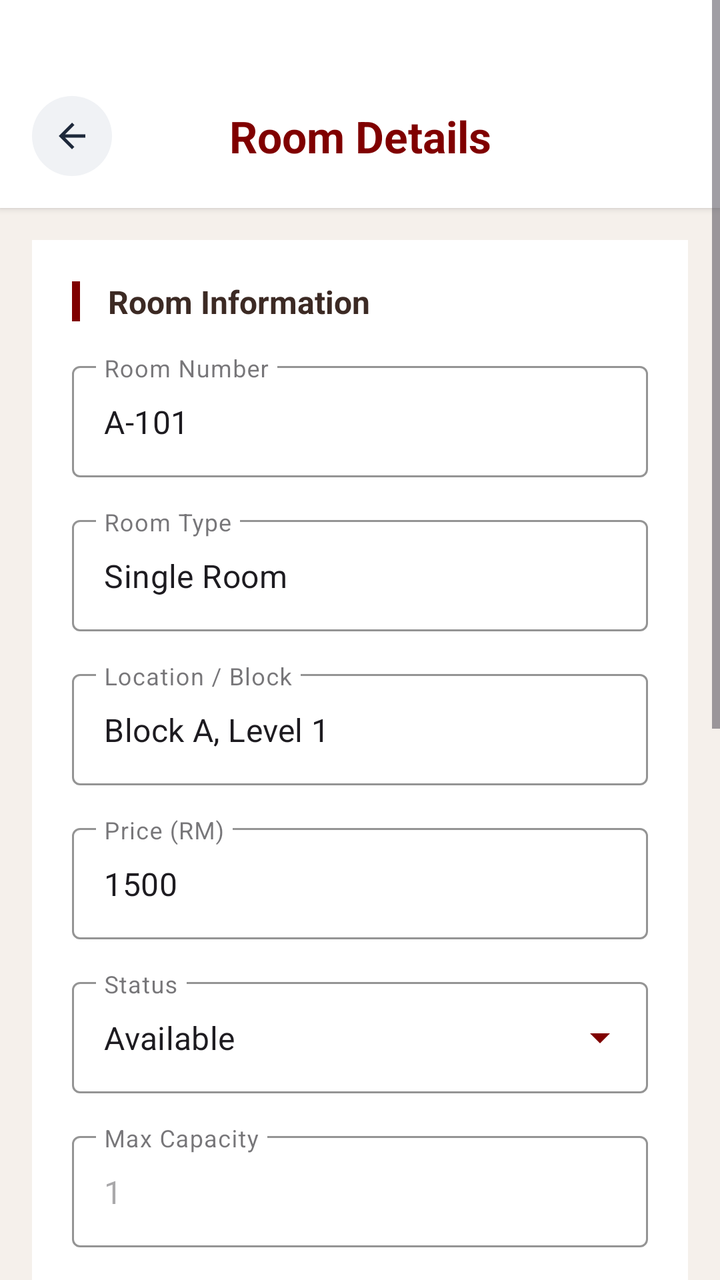
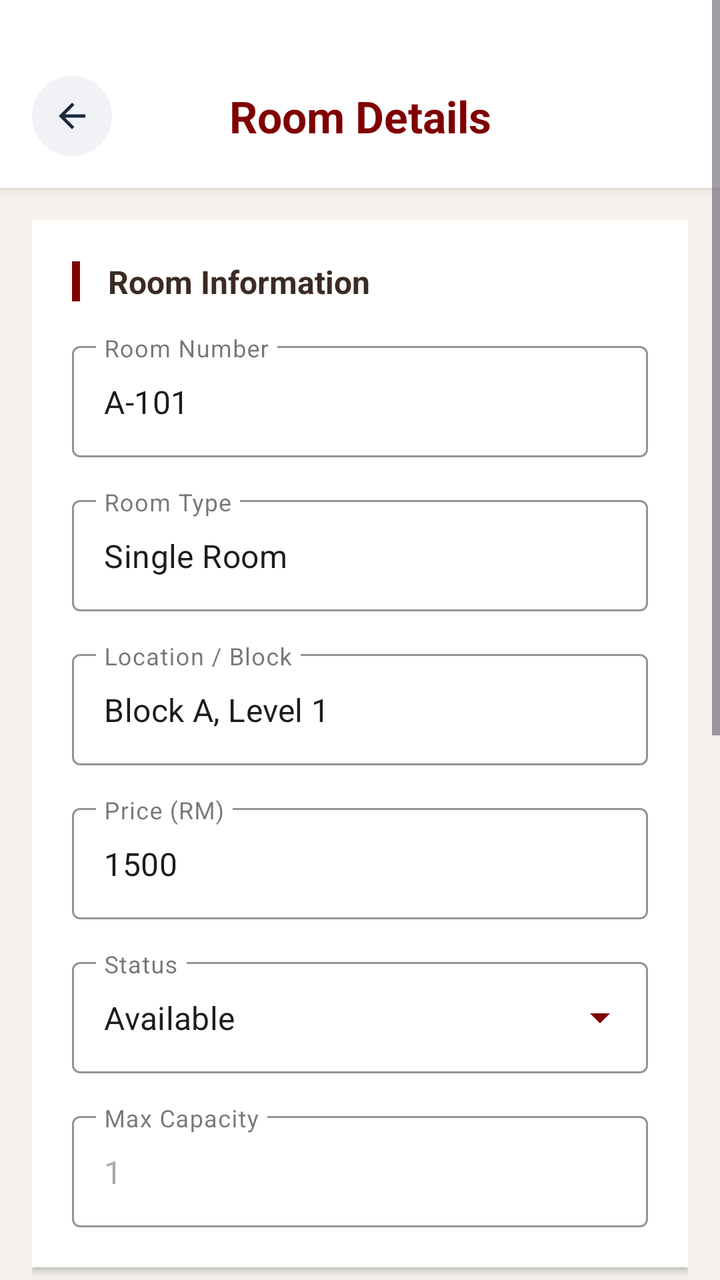

Compare the two renders of this Android layout. The source of the first and the diff that turns it into the second are given below.
<!-- AndroidManifest.xml: application theme Theme.UTMSPACE_HostelBookingSystem -->
<!-- res/layout/activity_staff_room_detail.xml -->
<?xml version="1.0" encoding="utf-8"?>
<ScrollView xmlns:android="http://schemas.android.com/apk/res/android"
    xmlns:app="http://schemas.android.com/apk/res-auto"
    android:layout_width="match_parent"
    android:layout_height="match_parent"
    android:background="#F5F0EB"
    android:fillViewport="true">

    <LinearLayout
        android:layout_width="match_parent"
        android:layout_height="wrap_content"
        android:orientation="vertical">

        
        <LinearLayout
            android:layout_width="match_parent"
            android:layout_height="wrap_content"
            android:orientation="vertical"
            android:background="#FFFFFF"
            android:elevation="2dp"
            android:paddingTop="40dp"
            android:paddingBottom="8dp">

            <LinearLayout
                android:layout_width="match_parent"
                android:layout_height="wrap_content"
                android:orientation="horizontal"
                android:gravity="center_vertical"
                android:layout_marginTop="8dp"
                android:layout_marginBottom="8dp">

                <LinearLayout
                    android:id="@+id/ivBack"
                    android:layout_width="40dp"
                    android:layout_height="40dp"
                    android:background="@drawable/back_button_background"
                    android:gravity="center"
                    android:clickable="true"
                    android:focusable="true"
                    android:layout_marginStart="16dp">

                    <ImageView
                        android:layout_width="20dp"
                        android:layout_height="20dp"
                        android:src="@drawable/ic_arrow_back"
                        app:tint="#1E293B" />

                </LinearLayout>

                <TextView
                    android:layout_width="0dp"
                    android:layout_height="wrap_content"
                    android:layout_weight="1"
                    android:text="Room Details"
                    android:textSize="22sp"
                    android:textStyle="bold"
                    android:textColor="#800000"
                    android:gravity="center"
                    android:fontFamily="sans-serif" />

                <LinearLayout
                    android:layout_width="40dp"
                    android:layout_height="40dp"
                    android:layout_marginEnd="16dp" />

            </LinearLayout>

        </LinearLayout>

        <LinearLayout
            android:layout_width="match_parent"
            android:layout_height="wrap_content"
            android:orientation="vertical"
            android:padding="16dp">

            
            <LinearLayout
                android:layout_width="match_parent"
                android:layout_height="wrap_content"
                android:orientation="vertical"
                android:background="#FFFFFF"
                android:elevation="2dp"
                android:padding="20dp"
                android:layout_marginBottom="16dp">

                <LinearLayout
                    android:layout_width="match_parent"
                    android:layout_height="wrap_content"
                    android:orientation="horizontal"
                    android:gravity="center_vertical"
                    android:layout_marginBottom="16dp">

                    <View
                        android:layout_width="4dp"
                        android:layout_height="20dp"
                        android:background="#800000" />

                    <TextView
                        android:layout_width="wrap_content"
                        android:layout_height="wrap_content"
                        android:text=" Room Information"
                        android:textSize="16sp"
                        android:textStyle="bold"
                        android:textColor="#3C2A24"
                        android:layout_marginStart="10dp"
                        android:fontFamily="sans-serif" />

                </LinearLayout>

                
                <com.google.android.material.textfield.TextInputLayout
                    android:layout_width="match_parent"
                    android:layout_height="wrap_content"
                    android:layout_marginBottom="16dp"
                    style="@style/Widget.MaterialComponents.TextInputLayout.OutlinedBox"
                    app:boxStrokeColor="#800000"
                    app:hintTextColor="#800000">

                    <com.google.android.material.textfield.TextInputEditText
                        android:id="@+id/etRoomNumber"
                        android:layout_width="match_parent"
                        android:layout_height="wrap_content"
                        android:hint="Room Number"
                        android:text="A-101"
                        android:inputType="text"
                        android:fontFamily="sans-serif" />

                </com.google.android.material.textfield.TextInputLayout>

                
                <com.google.android.material.textfield.TextInputLayout
                    android:layout_width="match_parent"
                    android:layout_height="wrap_content"
                    android:layout_marginBottom="16dp"
                    style="@style/Widget.MaterialComponents.TextInputLayout.OutlinedBox"
                    app:boxStrokeColor="#800000"
                    app:hintTextColor="#800000">

                    <com.google.android.material.textfield.TextInputEditText
                        android:id="@+id/etRoomType"
                        android:layout_width="match_parent"
                        android:layout_height="wrap_content"
                        android:hint="Room Type"
                        android:text="Single Room"
                        android:inputType="text"
                        android:fontFamily="sans-serif" />

                </com.google.android.material.textfield.TextInputLayout>

                
                <com.google.android.material.textfield.TextInputLayout
                    android:layout_width="match_parent"
                    android:layout_height="wrap_content"
                    android:layout_marginBottom="16dp"
                    style="@style/Widget.MaterialComponents.TextInputLayout.OutlinedBox"
                    app:boxStrokeColor="#800000"
                    app:hintTextColor="#800000">

                    <com.google.android.material.textfield.TextInputEditText
                        android:id="@+id/etLocation"
                        android:layout_width="match_parent"
                        android:layout_height="wrap_content"
                        android:hint="Location / Block"
                        android:text="Block A, Level 1"
                        android:inputType="text"
                        android:fontFamily="sans-serif" />

                </com.google.android.material.textfield.TextInputLayout>

                
                <com.google.android.material.textfield.TextInputLayout
                    android:layout_width="match_parent"
                    android:layout_height="wrap_content"
                    android:layout_marginBottom="16dp"
                    style="@style/Widget.MaterialComponents.TextInputLayout.OutlinedBox"
                    app:boxStrokeColor="#800000"
                    app:hintTextColor="#800000"
                    app:startIconTint="#800000">

                    <com.google.android.material.textfield.TextInputEditText
                        android:id="@+id/etPrice"
                        android:layout_width="match_parent"
                        android:layout_height="wrap_content"
                        android:hint="Price (RM)"
                        android:text="1500"
                        android:inputType="numberDecimal"
                        android:fontFamily="sans-serif" />

                </com.google.android.material.textfield.TextInputLayout>

                
                <com.google.android.material.textfield.TextInputLayout
                    android:layout_width="match_parent"
                    android:layout_height="wrap_content"
                    android:layout_marginBottom="16dp"
                    style="@style/Widget.MaterialComponents.TextInputLayout.OutlinedBox"
                    app:boxStrokeColor="#800000"
                    app:hintTextColor="#800000"
                    app:endIconMode="custom"
                    app:endIconDrawable="@drawable/ic_arrow_down"
                    app:endIconTint="#800000">

                    <com.google.android.material.textfield.TextInputEditText
                        android:id="@+id/etStatus"
                        android:layout_width="match_parent"
                        android:layout_height="wrap_content"
                        android:hint="Status"
                        android:text="Available"
                        android:focusable="false"
                        android:clickable="true"
                        android:inputType="text"
                        android:fontFamily="sans-serif" />

                </com.google.android.material.textfield.TextInputLayout>

                
                <com.google.android.material.textfield.TextInputLayout
                    android:layout_width="match_parent"
                    android:layout_height="wrap_content"
                    android:layout_marginBottom="0dp"
                    style="@style/Widget.MaterialComponents.TextInputLayout.OutlinedBox"
                    app:boxStrokeColor="#800000"
                    app:hintTextColor="#800000">

                    <com.google.android.material.textfield.TextInputEditText
                        android:id="@+id/etMaxCapacity"
                        android:layout_width="match_parent"
                        android:layout_height="wrap_content"
                        android:hint="Max Capacity"
                        android:text="1"
                        android:inputType="number"
                        android:focusable="false"
                        android:clickable="false"
                        android:enabled="false"
                        android:fontFamily="sans-serif" />

                </com.google.android.material.textfield.TextInputLayout>

            </LinearLayout>

            
            <LinearLayout
                android:layout_width="match_parent"
                android:layout_height="wrap_content"
                android:orientation="vertical"
                android:background="#FFFFFF"
                android:elevation="2dp"
                android:padding="20dp"
                android:layout_marginBottom="16dp">

                <LinearLayout
                    android:layout_width="match_parent"
                    android:layout_height="wrap_content"
                    android:orientation="horizontal"
                    android:gravity="center_vertical"
                    android:layout_marginBottom="16dp">

                    <View
                        android:layout_width="4dp"
                        android:layout_height="20dp"
                        android:background="#800000" />

                    <TextView
                        android:layout_width="wrap_content"
                        android:layout_height="wrap_content"
                        android:text=" Current Occupancy"
                        android:textSize="16sp"
                        android:textStyle="bold"
                        android:textColor="#3C2A24"
                        android:layout_marginStart="10dp"
                        android:fontFamily="sans-serif" />

                </LinearLayout>

                
                <com.google.android.material.textfield.TextInputLayout
                    android:layout_width="match_parent"
                    android:layout_height="wrap_content"
                    android:layout_marginBottom="0dp"
                    style="@style/Widget.MaterialComponents.TextInputLayout.OutlinedBox"
                    app:boxStrokeColor="#800000"
                    app:hintTextColor="#800000">

                    <EditText
                        android:id="@+id/etCurrentOccupancy"
                        android:layout_width="match_parent"
                        android:layout_height="wrap_content"
                        android:hint="Current Occupancy"
                        android:text="1"
                        android:inputType="number"
                        android:fontFamily="sans-serif" />

                </com.google.android.material.textfield.TextInputLayout>

            </LinearLayout>

            
            <LinearLayout
                android:layout_width="match_parent"
                android:layout_height="wrap_content"
                android:orientation="vertical"
                android:background="#FFFFFF"
                android:elevation="2dp"
                android:padding="20dp"
                android:layout_marginBottom="16dp">

                <LinearLayout
                    android:layout_width="match_parent"
                    android:layout_height="wrap_content"
                    android:orientation="horizontal"
                    android:gravity="center_vertical"
                    android:layout_marginBottom="16dp">

                    <View
                        android:layout_width="4dp"
                        android:layout_height="20dp"
                        android:background="#800000" />

                    <TextView
                        android:layout_width="wrap_content"
                        android:layout_height="wrap_content"
                        android:text=" Maintenance Request"
                        android:textSize="16sp"
                        android:textStyle="bold"
                        android:textColor="#3C2A24"
                        android:layout_marginStart="10dp"
                        android:fontFamily="sans-serif" />

                </LinearLayout>

                
                <LinearLayout
                    android:id="@+id/btnSendRepairRequest"
                    android:layout_width="match_parent"
                    android:layout_height="52dp"
                    android:background="@drawable/primary_button_background"
                    android:gravity="center"
                    android:clickable="true"
                    android:focusable="true"
                    android:layout_marginBottom="16dp">

                    <TextView
                        android:layout_width="wrap_content"
                        android:layout_height="wrap_content"
                        android:text="Send Repair Request"
                        android:textSize="15sp"
                        android:textStyle="bold"
                        android:textColor="#FFFFFF"
                        android:fontFamily="sans-serif" />

                </LinearLayout>

                
                <LinearLayout
                    android:id="@+id/btnViewRepairHistory"
                    android:layout_width="match_parent"
                    android:layout_height="52dp"
                    android:background="@drawable/outline_button_background"
                    android:gravity="center"
                    android:clickable="true"
                    android:focusable="true">

                    <TextView
                        android:layout_width="wrap_content"
                        android:layout_height="wrap_content"
                        android:text="View Repair History"
                        android:textSize="15sp"
                        android:textStyle="bold"
                        android:textColor="#800000"
                        android:fontFamily="sans-serif" />

                </LinearLayout>

            </LinearLayout>

            
            <LinearLayout
                android:layout_width="match_parent"
                android:layout_height="wrap_content"
                android:orientation="horizontal"
                android:layout_marginTop="8dp"
                android:layout_marginBottom="20dp">

                
                <LinearLayout
                    android:id="@+id/btnCancel"
                    android:layout_width="0dp"
                    android:layout_height="52dp"
                    android:layout_weight="1"
                    android:layout_marginEnd="8dp"
                    android:background="@drawable/outline_button_background"
                    android:gravity="center"
                    android:clickable="true"
                    android:focusable="true">

                    <TextView
                        android:layout_width="wrap_content"
                        android:layout_height="wrap_content"
                        android:text="Cancel"
                        android:textSize="15sp"
                        android:textStyle="bold"
                        android:textColor="#800000"
                        android:fontFamily="sans-serif" />

                </LinearLayout>

                
                <LinearLayout
                    android:id="@+id/btnSave"
                    android:layout_width="0dp"
                    android:layout_height="52dp"
                    android:layout_weight="1"
                    android:layout_marginStart="8dp"
                    android:background="@drawable/primary_button_background"
                    android:gravity="center"
                    android:clickable="true"
                    android:focusable="true">

                    <TextView
                        android:layout_width="wrap_content"
                        android:layout_height="wrap_content"
                        android:text="Save Changes"
                        android:textSize="15sp"
                        android:textStyle="bold"
                        android:textColor="#FFFFFF"
                        android:fontFamily="sans-serif" />

                </LinearLayout>

            </LinearLayout>

        </LinearLayout>
    </LinearLayout>
</ScrollView>
<!-- resources referenced by this layout -->
<resources>
  <!-- drawable back_button_background (drawable) -->
  <?xml version="1.0" encoding="utf-8"?>
  <shape xmlns:android="http://schemas.android.com/apk/res/android">
      <solid android:color="#F0F2F5" />
      <corners android:radius="40dp" />
  </shape>
  <!-- drawable ic_arrow_back (drawable) -->
  <?xml version="1.0" encoding="utf-8"?>
  <vector xmlns:android="http://schemas.android.com/apk/res/android"
      android:width="24dp"
      android:height="24dp"
      android:viewportWidth="24"
      android:viewportHeight="24">
      <path
          android:fillColor="#1E293B"
          android:pathData="M20,11H7.83l5.59,-5.59L12,4l-8,8 8,8 1.41,-1.41L7.83,13H20v-2z"/>
  </vector>
  <!-- drawable ic_arrow_down (drawable) -->
  <?xml version="1.0" encoding="utf-8"?>
  <vector xmlns:android="http://schemas.android.com/apk/res/android"
      android:width="24dp"
      android:height="24dp"
      android:viewportWidth="24"
      android:viewportHeight="24">
      <path
          android:fillColor="#800000"
          android:pathData="M7,10l5,5 5,-5z"/>
  </vector>
  <!-- drawable outline_button_background (drawable) -->
  <?xml version="1.0" encoding="utf-8"?>
  <selector xmlns:android="http://schemas.android.com/apk/res/android">
      <item android:state_pressed="true">
          <shape android:shape="rectangle">
              <solid android:color="#F5F0EB" />
              <stroke android:width="1.5dp" android:color="#800000" />
              <corners android:radius="48dp" />
          </shape>
      </item>
      <item>
          <shape android:shape="rectangle">
              <solid android:color="#FFFFFF" />
              <stroke android:width="1.5dp" android:color="#B13E2E" />
              <corners android:radius="48dp" />
          </shape>
      </item>
  </selector>
  <!-- drawable primary_button_background (drawable) -->
  <?xml version="1.0" encoding="utf-8"?>
  <selector xmlns:android="http://schemas.android.com/apk/res/android">
      <item android:state_pressed="true">
          <shape android:shape="rectangle">
              <solid android:color="#5C0000" />
              <corners android:radius="48dp" />
          </shape>
      </item>
      <item>
          <shape android:shape="rectangle">
              <solid android:color="#800000" />
              <corners android:radius="48dp" />
          </shape>
      </item>
  </selector>
  <style name="Theme.UTMSPACE_HostelBookingSystem" parent="Theme.Material3.DayNight.NoActionBar">
  
          
          <item name="android:statusBarColor">@android:color/white</item>
          <item name="android:windowLightStatusBar">true</item>
  
          
          <item name="android:windowBackground">@android:color/white</item>
          <item name="android:colorBackground">@android:color/white</item>
  
      </style>
</resources>

<!-- the commit's change to res/layout/activity_staff_room_detail.xml (unified diff, before → after) -->
@@ -18,7 +18,7 @@
             android:orientation="vertical"
             android:background="#FFFFFF"
             android:elevation="2dp"
-            android:paddingTop="40dp"
+            android:paddingTop="30dp"
             android:paddingBottom="8dp">
 
             <LinearLayout
